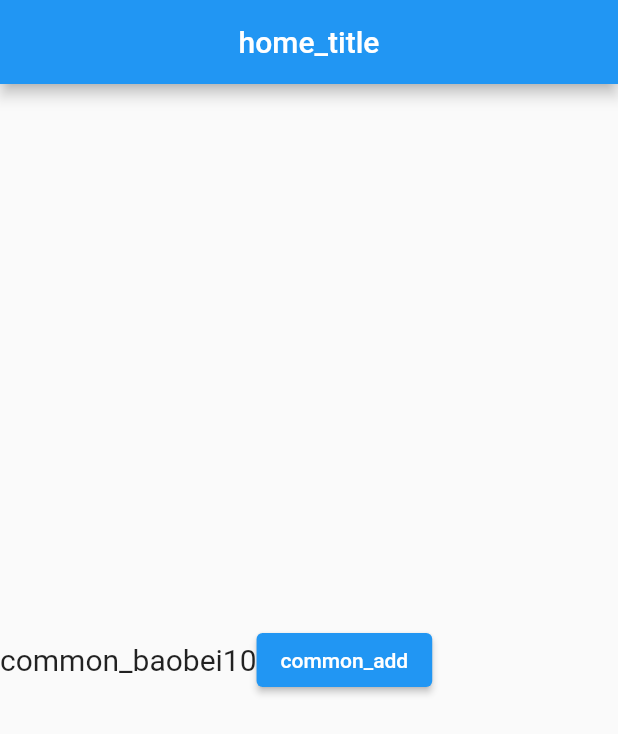
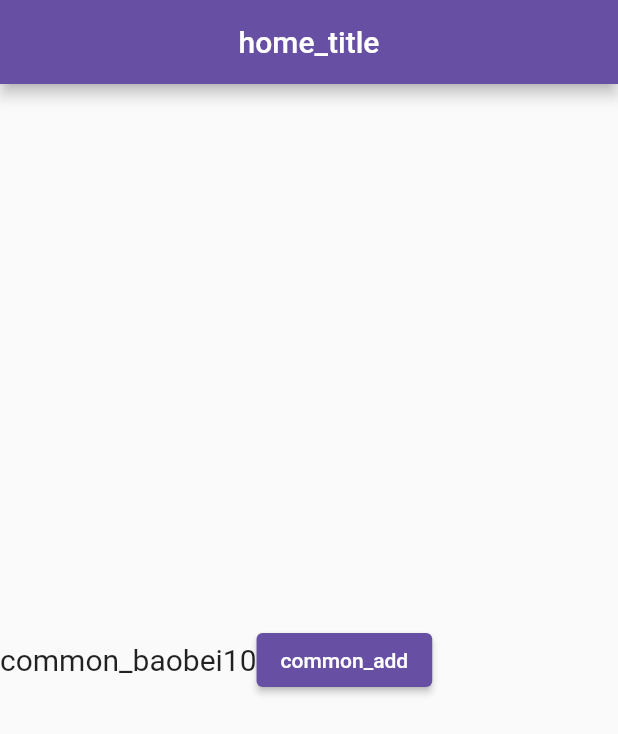
Before and after one commit to vadxq/flutter-engineering, a Flutter app: the screen it shows after launch, on a phone screen of 412 x 824 dp. Shown: the top 734 px of the screen. Run offline on Flutter 3.47's test engine with Material 2 defaults, Android fonts, the phone set to English and light mode, and no system bars; our stand-ins replace get, get_storage.

Commit message:
feat: add theme mode

```diff
--- a/lib/app/themes/dark_theme.dart
+++ b/lib/app/themes/dark_theme.dart
@@ -1,5 +1,33 @@
 import 'package:flutter/material.dart';
 
 ThemeData darkTheme = ThemeData(
+    colorScheme: const ColorScheme(
   brightness: Brightness.dark,
-);
+  primary: Color(0xFFD0BCFF),
+  onPrimary: Color(0xFF381E72),
+  primaryContainer: Color(0xFF4F378B),
+  onPrimaryContainer: Color(0xFFEADDFF),
+  secondary: Color(0xFFCCC2DC),
+  onSecondary: Color(0xFF332D41),
+  secondaryContainer: Color(0xFF4A4458),
+  onSecondaryContainer: Color(0xFFE8DEF8),
+  tertiary: Color(0xFFEFB8C8),
+  onTertiary: Color(0xFF492532),
+  tertiaryContainer: Color(0xFF633B48),
+  onTertiaryContainer: Color(0xFFFFD8E4),
+  error: Color(0xFFF2B8B5),
+  errorContainer: Color(0xFF8C1D18),
+  onError: Color(0xFF601410),
+  onErrorContainer: Color(0xFFF9DEDC),
+  background: Color(0xFF1C1B1F),
+  onBackground: Color(0xFFE6E1E5),
+  surface: Color(0xFF1C1B1F),
+  onSurface: Color(0xFFE6E1E5),
+  surfaceVariant: Color(0xFF49454F),
+  onSurfaceVariant: Color(0xFFCAC4D0),
+  outline: Color(0xFF938F99),
+  onInverseSurface: Color(0xFF1C1B1F),
+  inverseSurface: Color(0xFFE6E1E5),
+  inversePrimary: Color(0xFF6750A4),
+  shadow: Color(0xFF000000),
+));
--- a/lib/app/themes/light_theme.dart
+++ b/lib/app/themes/light_theme.dart
@@ -1,8 +1,36 @@
 import 'package:flutter/material.dart';
 
 ThemeData lightTheme = ThemeData(
+    colorScheme: const ColorScheme(
   brightness: Brightness.light,
-);
+  primary: Color(0xFF6750A4),
+  onPrimary: Color(0xFFFFFFFF),
+  primaryContainer: Color(0xFFEADDFF),
+  onPrimaryContainer: Color(0xFF21005D),
+  secondary: Color(0xFF625B71),
+  onSecondary: Color(0xFFFFFFFF),
+  secondaryContainer: Color(0xFFE8DEF8),
+  onSecondaryContainer: Color(0xFF1D192B),
+  tertiary: Color(0xFF7D5260),
+  onTertiary: Color(0xFFFFFFFF),
+  tertiaryContainer: Color(0xFFFFD8E4),
+  onTertiaryContainer: Color(0xFF31111D),
+  error: Color(0xFFB3261E),
+  errorContainer: Color(0xFFF9DEDC),
+  onError: Color(0xFFFFFFFF),
+  onErrorContainer: Color(0xFF410E0B),
+  background: Color(0xFFFFFBFE),
+  onBackground: Color(0xFF1C1B1F),
+  surface: Color(0xFFFFFBFE),
+  onSurface: Color(0xFF1C1B1F),
+  surfaceVariant: Color(0xFFE7E0EC),
+  onSurfaceVariant: Color(0xFF49454F),
+  outline: Color(0xFF79747E),
+  onInverseSurface: Color(0xFFF4EFF4),
+  inverseSurface: Color(0xFF313033),
+  inversePrimary: Color(0xFFD0BCFF),
+  shadow: Color(0xFF000000),
+));
 
 // Brightness brightness, //深色还是浅色
 //   MaterialColor primarySwatch, //主题颜色样本，见下面介绍
--- a/lib/initializer.dart
+++ b/lib/initializer.dart
@@ -7,6 +7,8 @@
     try {
       WidgetsFlutterBinding.ensureInitialized();
       await _initStorage();
+      final _getStorage = Get.find<GetStorage>();
+      _getStorage.write('isDarkMode', 'false');
     } catch (err) {
       rethrow;
     }
--- a/pubspec.yaml
+++ b/pubspec.yaml
@@ -1,5 +1,5 @@
 name: flutter_engineering
-version: 1.0.0+1
+version: 0.1.0+1
 publish_to: none
 description: A new Flutter project.
 environment:
```
Also changed, not shown: pubspec.lock, 1 other file.
